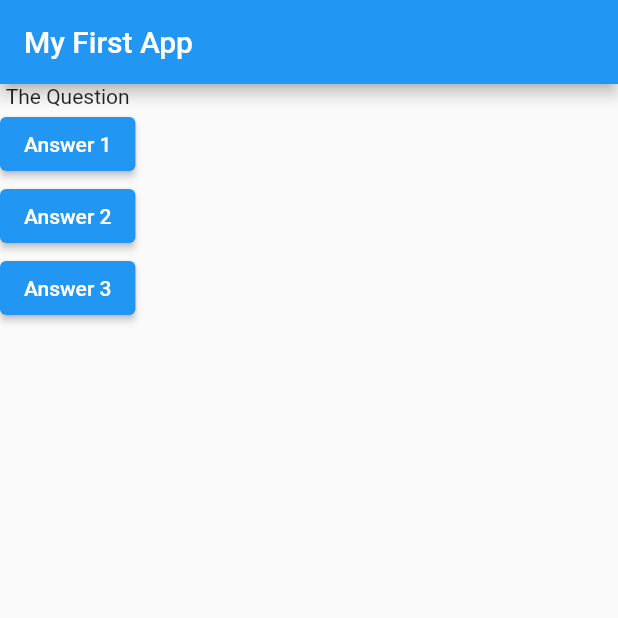
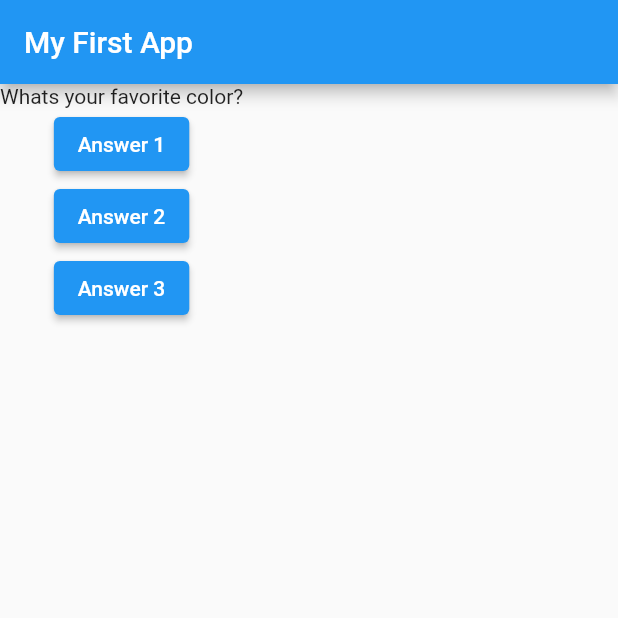
Before and after one commit to Pedro-Costa123/flutter_guide_2022_quizz_app, a Flutter app: the screen it shows after launch, after a tap on "Answer 1", on a phone screen of 412 x 824 dp, the top half of it. Run offline on Flutter 3.47's test engine with Material 2 defaults, Android fonts, the phone set to English and light mode, and no system bars.

Commit message:
Section 2 : 35

```diff
--- a/lib/main.dart
+++ b/lib/main.dart
@@ -7,12 +7,15 @@ import 'package:flutter/material.dart';
 void main() => runApp(MyApp());
 
 class MyApp extends StatelessWidget {
+  var questionIndex = 0;
+
+  void answerQuestion() {
+    questionIndex++;
+    print(questionIndex);
+  }
+
   @override
   Widget build(BuildContext context) {
-    void answerQuestion() {
-      print('Answer chosen!');
-    }
-
     var questions = [
       'Whats your favorite color?',
       'Whats your favorite animal'
@@ -24,16 +27,21 @@ class MyApp extends StatelessWidget {
         ),
         body: Column(
           children: [
-            Text('The Question'),
+            Text(
+                questions[questionIndex]
+            ),
             ElevatedButton(
                 child: Text('Answer 1'),
-                onPressed: answerQuestion),
+                onPressed: answerQuestion,
+            ),
             ElevatedButton(
                 child: Text('Answer 2'),
-                onPressed: answerQuestion),
+                onPressed: () => print('Answer 2 chosen!'),
+            ),
             ElevatedButton(
                 child: Text('Answer 3'),
-                onPressed: answerQuestion),
+                onPressed: answerQuestion,
+            ),
           ],
         ),
       ),
```
